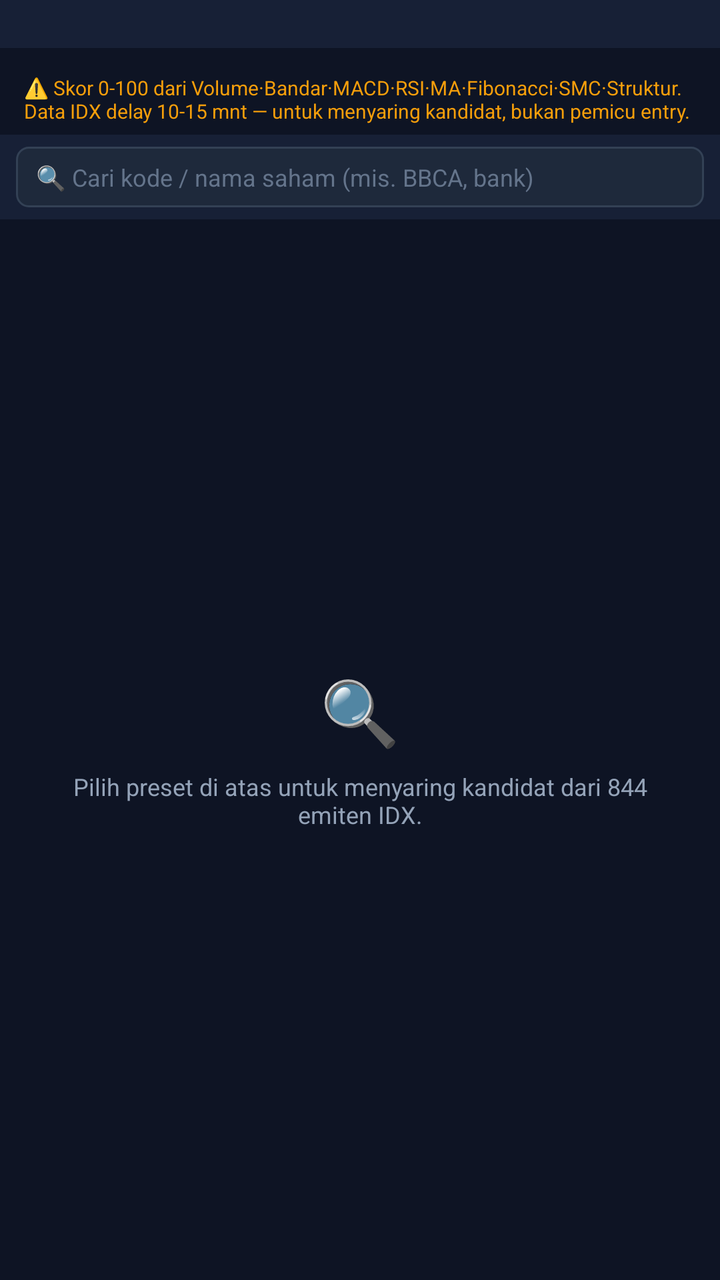
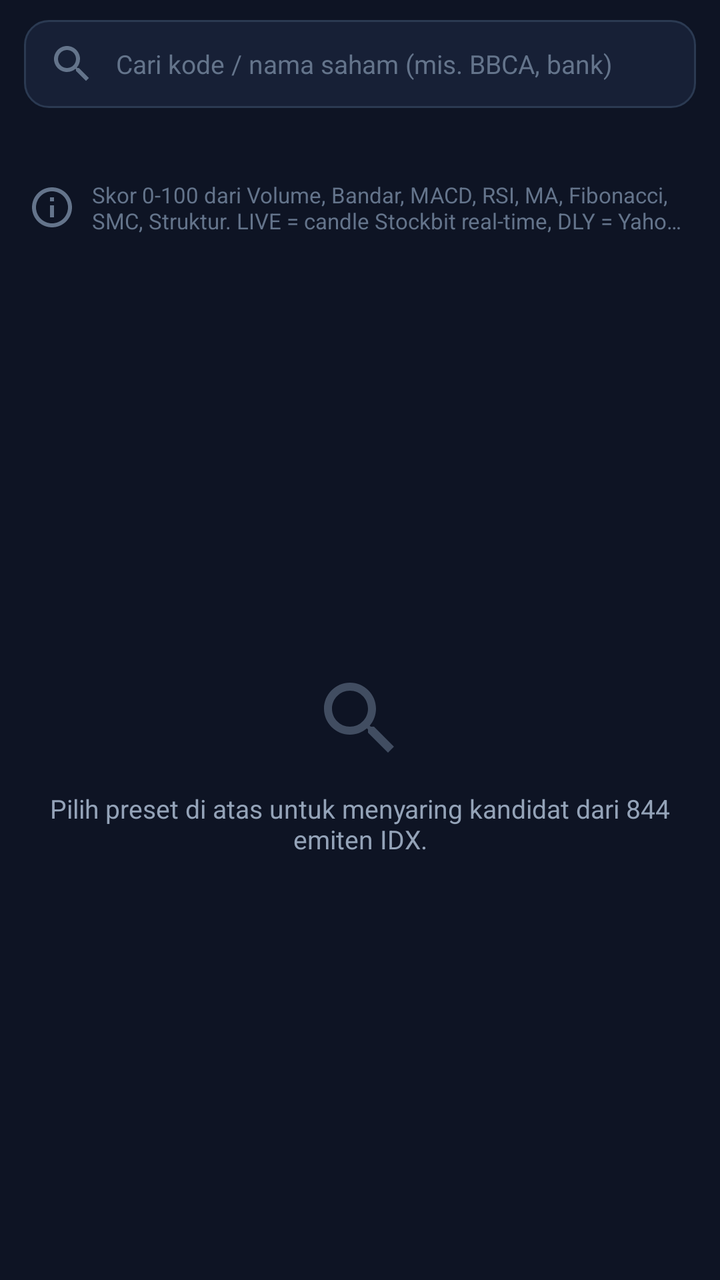

Before-and-after screenshots of an Android layout around one commit, followed by the original layout XML and the change that was made.
<!-- AndroidManifest.xml: application theme Theme.AppScalping -->
<!-- res/layout/fragment_screener.xml -->
<?xml version="1.0" encoding="utf-8"?>
<LinearLayout xmlns:android="http://schemas.android.com/apk/res/android"
    android:layout_width="match_parent"
    android:layout_height="match_parent"
    android:background="@color/bg_panel"
    android:orientation="vertical">

    
    <HorizontalScrollView
        android:id="@+id/svScreenerStyles"
        android:layout_width="match_parent"
        android:layout_height="wrap_content"
        android:background="@color/bg_card"
        android:paddingHorizontal="8dp"
        android:paddingTop="8dp"
        android:paddingBottom="4dp"
        android:scrollbars="none">

        <LinearLayout
            android:id="@+id/llScreenerStyles"
            android:layout_width="wrap_content"
            android:layout_height="wrap_content"
            android:gravity="center_vertical"
            android:orientation="horizontal" />
    </HorizontalScrollView>

    
    <HorizontalScrollView
        android:id="@+id/svScreenerPresets"
        android:layout_width="match_parent"
        android:layout_height="wrap_content"
        android:background="@color/bg_card"
        android:paddingHorizontal="8dp"
        android:paddingVertical="6dp"
        android:scrollbars="none">

        <LinearLayout
            android:id="@+id/llScreenerPresets"
            android:layout_width="wrap_content"
            android:layout_height="wrap_content"
            android:orientation="horizontal" />
    </HorizontalScrollView>

    
    <HorizontalScrollView
        android:id="@+id/svScreenerTimeframes"
        android:layout_width="match_parent"
        android:layout_height="wrap_content"
        android:background="@color/bg_panel"
        android:paddingHorizontal="8dp"
        android:paddingVertical="4dp"
        android:scrollbars="none">

        <LinearLayout
            android:id="@+id/llScreenerTimeframes"
            android:layout_width="wrap_content"
            android:layout_height="wrap_content"
            android:gravity="center_vertical"
            android:orientation="horizontal" />
    </HorizontalScrollView>

    
    <TextView
        android:id="@+id/tvScreenerNotice"
        android:layout_width="match_parent"
        android:layout_height="wrap_content"
        android:paddingHorizontal="12dp"
        android:paddingVertical="5dp"
        android:text="⚠️ Skor 0-100 dari Volume·Bandar·MACD·RSI·MA·Fibonacci·SMC·Struktur. Data IDX delay 10-15 mnt — untuk menyaring kandidat, bukan pemicu entry."
        android:textColor="@color/signal_yellow"
        android:textSize="10sp" />

    
    <LinearLayout
        android:layout_width="match_parent"
        android:layout_height="wrap_content"
        android:background="@color/bg_card"
        android:gravity="center_vertical"
        android:orientation="horizontal"
        android:paddingHorizontal="8dp"
        android:paddingVertical="6dp">

        <EditText
            android:id="@+id/etScreenerSearch"
            android:layout_width="0dp"
            android:layout_height="wrap_content"
            android:layout_weight="1"
            android:background="@drawable/bg_chip"
            android:hint="🔍 Cari kode / nama saham (mis. BBCA, bank)"
            android:imeOptions="actionSearch"
            android:inputType="textCapCharacters"
            android:maxLines="1"
            android:paddingHorizontal="10dp"
            android:paddingVertical="7dp"
            android:textColor="@color/text_primary"
            android:textColorHint="@color/text_muted"
            android:textSize="12sp" />

        <TextView
            android:id="@+id/tvScreenerSearchClear"
            android:layout_width="wrap_content"
            android:layout_height="wrap_content"
            android:layout_marginStart="6dp"
            android:background="@drawable/bg_chip"
            android:gravity="center"
            android:paddingHorizontal="10dp"
            android:paddingVertical="7dp"
            android:text="✕"
            android:textColor="@color/text_secondary"
            android:textSize="12sp"
            android:visibility="gone" />
    </LinearLayout>

    
    <TextView
        android:id="@+id/tvScreenerSearchHint"
        android:layout_width="match_parent"
        android:layout_height="wrap_content"
        android:paddingHorizontal="12dp"
        android:paddingBottom="4dp"
        android:textColor="@color/brand_accent"
        android:textSize="10sp"
        android:visibility="gone" />

    
    <ProgressBar
        android:id="@+id/pbScreenerLoading"
        style="?android:attr/progressBarStyleHorizontal"
        android:layout_width="match_parent"
        android:layout_height="3dp"
        android:indeterminate="true"
        android:visibility="gone" />

    <FrameLayout
        android:layout_width="match_parent"
        android:layout_height="0dp"
        android:layout_weight="1">

        <androidx.recyclerview.widget.RecyclerView
            android:id="@+id/rvScreener"
            android:layout_width="match_parent"
            android:layout_height="match_parent"
            android:clipToPadding="false"
            android:paddingBottom="8dp" />

        
        <LinearLayout
            android:id="@+id/layoutScreenerEmpty"
            android:layout_width="match_parent"
            android:layout_height="match_parent"
            android:gravity="center"
            android:orientation="vertical"
            android:padding="24dp">

            <TextView
                android:layout_width="wrap_content"
                android:layout_height="wrap_content"
                android:text="🔍"
                android:textSize="32sp" />

            <TextView
                android:id="@+id/tvScreenerEmptyMsg"
                android:layout_width="wrap_content"
                android:layout_height="wrap_content"
                android:layout_marginTop="8dp"
                android:gravity="center"
                android:text="Pilih preset di atas untuk menyaring kandidat dari 844 emiten IDX."
                android:textColor="@color/text_secondary"
                android:textSize="12sp" />
        </LinearLayout>
    </FrameLayout>

</LinearLayout>
<!-- resources referenced by this layout -->
<resources>
  <color name="bg_card">#172036</color>
  <color name="bg_panel">#0E1424</color>
  <color name="brand_accent">#38BDF8</color>
  <color name="signal_yellow">#F59E0B</color>
  <color name="text_muted">#64748B</color>
  <color name="text_primary">#FFFFFF</color>
  <color name="text_secondary">#94A3B8</color>
  <!-- drawable bg_chip (drawable) -->
  <?xml version="1.0" encoding="utf-8"?>
  <shape xmlns:android="http://schemas.android.com/apk/res/android"
      android:shape="rectangle">
      <corners android:radius="6dp" />
      <solid android:color="#1E293B" />
      <stroke android:width="1dp" android:color="#334155" />
  </shape>
  <style name="Theme.AppScalping" parent="Theme.Material3.DayNight.NoActionBar">
          <item name="android:statusBarColor">@color/bg_panel</item>
          <item name="android:windowLightStatusBar">false</item>
          <item name="android:navigationBarColor">@color/bg_panel</item>
          <item name="colorPrimary">@color/brand_primary</item>
          <item name="colorSecondary">@color/brand_accent</item>
      </style>
  <color name="brand_primary">#0EA5E9</color>
</resources>

<!-- the commit's change to res/layout/fragment_screener.xml (unified diff, before → after) -->
@@ -6,14 +6,51 @@
     android:orientation="vertical">
 
     
+    <LinearLayout
+        android:layout_width="match_parent"
+        android:layout_height="wrap_content"
+        android:gravity="center_vertical"
+        android:orientation="horizontal"
+        android:paddingHorizontal="12dp"
+        android:paddingTop="10dp"
+        android:paddingBottom="6dp">
+
+        <EditText
+            android:id="@+id/etScreenerSearch"
+            android:layout_width="0dp"
+            android:layout_height="44dp"
+            android:layout_weight="1"
+            android:background="@drawable/bg_search_input"
+            android:drawableStart="@drawable/ic_search"
+            android:drawablePadding="10dp"
+            android:hint="Cari kode / nama saham (mis. BBCA, bank)"
+            android:imeOptions="actionSearch"
+            android:inputType="textCapCharacters"
+            android:maxLines="1"
+            android:paddingHorizontal="12dp"
+            android:textColor="@color/text_primary"
+            android:textColorHint="@color/text_muted"
+            android:textSize="13sp" />
+
+        <ImageView
+            android:id="@+id/tvScreenerSearchClear"
+            android:layout_width="44dp"
+            android:layout_height="44dp"
+            android:layout_marginStart="6dp"
+            android:background="@drawable/bg_search_input"
+            android:contentDescription="Hapus pencarian"
+            android:padding="12dp"
+            android:src="@drawable/ic_close"
+            android:visibility="gone" />
+    </LinearLayout>
+
+    
     <HorizontalScrollView
         android:id="@+id/svScreenerStyles"
         android:layout_width="match_parent"
         android:layout_height="wrap_content"
-        android:background="@color/bg_card"
-        android:paddingHorizontal="8dp"
-        android:paddingTop="8dp"
-        android:paddingBottom="4dp"
+        android:paddingHorizontal="12dp"
+        android:paddingVertical="4dp"
         android:scrollbars="none">
 
         <LinearLayout
@@ -29,15 +66,15 @@
         android:id="@+id/svScreenerPresets"
         android:layout_width="match_parent"
         android:layout_height="wrap_content"
-        android:background="@color/bg_card"
-        android:paddingHorizontal="8dp"
-        android:paddingVertical="6dp"
+        android:paddingHorizontal="12dp"
+        android:paddingVertical="4dp"
         android:scrollbars="none">
 
         <LinearLayout
             android:id="@+id/llScreenerPresets"
             android:layout_width="wrap_content"
             android:layout_height="wrap_content"
+            android:gravity="center_vertical"
             android:orientation="horizontal" />
     </HorizontalScrollView>
 
@@ -46,8 +83,7 @@
         android:id="@+id/svScreenerTimeframes"
         android:layout_width="match_parent"
         android:layout_height="wrap_content"
-        android:background="@color/bg_panel"
-        android:paddingHorizontal="8dp"
+        android:paddingHorizontal="12dp"
         android:paddingVertical="4dp"
         android:scrollbars="none">
 
@@ -64,62 +100,25 @@
         android:id="@+id/tvScreenerNotice"
         android:layout_width="match_parent"
         android:layout_height="wrap_content"
-        android:paddingHorizontal="12dp"
-        android:paddingVertical="5dp"
-        android:text="⚠️ Skor 0-100 dari Volume·Bandar·MACD·RSI·MA·Fibonacci·SMC·Struktur. Data IDX delay 10-15 mnt — untuk menyaring kandidat, bukan pemicu entry."
-        android:textColor="@color/signal_yellow"
-        android:textSize="10sp" />
-
-    
-    <LinearLayout
-        android:layout_width="match_parent"
-        android:layout_height="wrap_content"
-        android:background="@color/bg_card"
-        android:gravity="center_vertical"
-        android:orientation="horizontal"
-        android:paddingHorizontal="8dp"
-        android:paddingVertical="6dp">
-
-        <EditText
-            android:id="@+id/etScreenerSearch"
-            android:layout_width="0dp"
-            android:layout_height="wrap_content"
-            android:layout_weight="1"
-            android:background="@drawable/bg_chip"
-            android:hint="🔍 Cari kode / nama saham (mis. BBCA, bank)"
-            android:imeOptions="actionSearch"
-            android:inputType="textCapCharacters"
-            android:maxLines="1"
-            android:paddingHorizontal="10dp"
-            android:paddingVertical="7dp"
-            android:textColor="@color/text_primary"
-            android:textColorHint="@color/text_muted"
-            android:textSize="12sp" />
-
-        <TextView
-            android:id="@+id/tvScreenerSearchClear"
-            android:layout_width="wrap_content"
-            android:layout_height="wrap_content"
-            android:layout_marginStart="6dp"
-            android:background="@drawable/bg_chip"
-            android:gravity="center"
-            android:paddingHorizontal="10dp"
-            android:paddingVertical="7dp"
-            android:text="✕"
-            android:textColor="@color/text_secondary"
-            android:textSize="12sp"
-            android:visibility="gone" />
-    </LinearLayout>
+        android:drawableStart="@drawable/ic_info"
+        android:drawablePadding="8dp"
+        android:ellipsize="end"
+        android:maxLines="2"
+        android:paddingHorizontal="14dp"
+        android:paddingVertical="6dp"
+        android:text="Skor 0-100 dari Volume, Bandar, MACD, RSI, MA, Fibonacci, SMC, Struktur. LIVE = candle Stockbit real-time, DLY = Yahoo tertunda ±10 mnt, SNAP = snapshot saja. Login Stockbit sekali di tab Manual untuk LIVE."
+        android:textColor="@color/text_muted"
+        android:textSize="11sp" />
 
     
     <TextView
         android:id="@+id/tvScreenerSearchHint"
         android:layout_width="match_parent"
         android:layout_height="wrap_content"
-        android:paddingHorizontal="12dp"
-        android:paddingBottom="4dp"
+        android:paddingHorizontal="14dp"
+        android:paddingBottom="6dp"
         android:textColor="@color/brand_accent"
-        android:textSize="10sp"
+        android:textSize="11sp"
         android:visibility="gone" />
 
     
@@ -141,7 +140,8 @@
             android:layout_width="match_parent"
             android:layout_height="match_parent"
             android:clipToPadding="false"
-            android:paddingBottom="8dp" />
+            android:paddingTop="4dp"
+            android:paddingBottom="12dp" />
 
         
         <LinearLayout
@@ -152,21 +152,22 @@
             android:orientation="vertical"
             android:padding="24dp">
 
-            <TextView
-                android:layout_width="wrap_content"
-                android:layout_height="wrap_content"
-                android:text="🔍"
-                android:textSize="32sp" />
+            <ImageView
+                android:layout_width="48dp"
+                android:layout_height="48dp"
+                android:alpha="0.6"
+                android:importantForAccessibility="no"
+                android:src="@drawable/ic_search" />
 
             <TextView
                 android:id="@+id/tvScreenerEmptyMsg"
                 android:layout_width="wrap_content"
                 android:layout_height="wrap_content"
-                android:layout_marginTop="8dp"
+                android:layout_marginTop="12dp"
                 android:gravity="center"
                 android:text="Pilih preset di atas untuk menyaring kandidat dari 844 emiten IDX."
                 android:textColor="@color/text_secondary"
-                android:textSize="12sp" />
+                android:textSize="13sp" />
         </LinearLayout>
     </FrameLayout>
 
<!-- resource entries referenced after the edit -->
@@ -1,20 +1,48 @@
 <!-- resources referenced by this layout -->
 <resources>
-  <color name="bg_card">#172036</color>
   <color name="bg_panel">#0E1424</color>
   <color name="brand_accent">#38BDF8</color>
-  <color name="signal_yellow">#F59E0B</color>
   <color name="text_muted">#64748B</color>
   <color name="text_primary">#FFFFFF</color>
   <color name="text_secondary">#94A3B8</color>
-  <!-- drawable bg_chip (drawable) -->
+  <!-- drawable bg_search_input (drawable) -->
   <?xml version="1.0" encoding="utf-8"?>
   <shape xmlns:android="http://schemas.android.com/apk/res/android"
       android:shape="rectangle">
-      <corners android:radius="6dp" />
-      <solid android:color="#1E293B" />
-      <stroke android:width="1dp" android:color="#334155" />
+      <corners android:radius="12dp" />
+      <solid android:color="#172036" />
+      <stroke android:width="1dp" android:color="#2B3A52" />
   </shape>
+  <!-- drawable ic_close (drawable) -->
+  <vector xmlns:android="http://schemas.android.com/apk/res/android"
+      android:width="24dp"
+      android:height="24dp"
+      android:viewportWidth="24"
+      android:viewportHeight="24">
+      <path
+          android:fillColor="#94A3B8"
+          android:pathData="M19,6.41L17.59,5 12,10.59 6.41,5 5,6.41 10.59,12 5,17.59 6.41,19 12,13.41 17.59,19 19,17.59 13.41,12z" />
+  </vector>
+  <!-- drawable ic_info (drawable) -->
+  <vector xmlns:android="http://schemas.android.com/apk/res/android"
+      android:width="24dp"
+      android:height="24dp"
+      android:viewportWidth="24"
+      android:viewportHeight="24">
+      <path
+          android:fillColor="#64748B"
+          android:pathData="M11,7h2v2h-2zM11,11h2v6h-2zM12,2C6.48,2 2,6.48 2,12s4.48,10 10,10 10,-4.48 10,-10S17.52,2 12,2zM12,20c-4.41,0 -8,-3.59 -8,-8s3.59,-8 8,-8 8,3.59 8,8 -3.59,8 -8,8z" />
+  </vector>
+  <!-- drawable ic_search (drawable) -->
+  <vector xmlns:android="http://schemas.android.com/apk/res/android"
+      android:width="24dp"
+      android:height="24dp"
+      android:viewportWidth="24"
+      android:viewportHeight="24">
+      <path
+          android:fillColor="#64748B"
+          android:pathData="M15.5,14h-0.79l-0.28,-0.27C15.41,12.59 16,11.11 16,9.5 16,5.91 13.09,3 9.5,3S3,5.91 3,9.5 5.91,16 9.5,16c1.61,0 3.09,-0.59 4.23,-1.57l0.27,0.28v0.79l5,4.99L20.49,19l-4.99,-5zM9.5,14C7.01,14 5,11.99 5,9.5S7.01,5 9.5,5 14,7.01 14,9.5 11.99,14 9.5,14z" />
+  </vector>
   <style name="Theme.AppScalping" parent="Theme.Material3.DayNight.NoActionBar">
           <item name="android:statusBarColor">@color/bg_panel</item>
           <item name="android:windowLightStatusBar">false</item>
